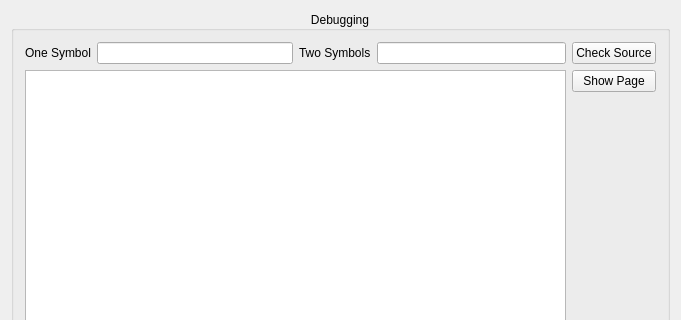
Before: the Qt Designer form src/alkonlinequotesdebug.ui in KDE/alkimia, drawn with Qt 5; both pictures show x 0 to 681 and y 0 to 320 of the 681 by 1462 pixel window.
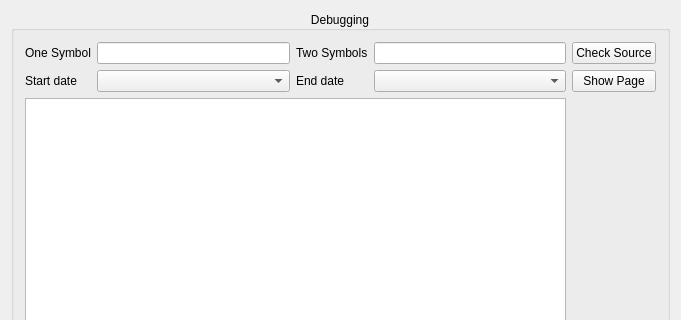
After: the same form once the commit is applied. Icons and pictures are not drawn. Custom widgets are drawn as their Qt base class.

Commit message: onlinequoteeditor: add selecting a date range for csv online quotes

Patch:
```diff
--- a/src/alkonlinequotesdebug.ui
+++ b/src/alkonlinequotesdebug.ui
@@ -28,47 +28,28 @@
      <property name="alignment">
       <set>Qt::AlignCenter</set>
      </property>
-     <layout class="QHBoxLayout" name="horizontalLayout_6">
-      <item>
-       <layout class="QVBoxLayout" name="verticalLayout_5">
-        <item>
-         <layout class="QHBoxLayout" name="horizontalLayout_5">
-          <item>
-           <layout class="QHBoxLayout" name="horizontalLayout_4">
-            <item>
+     <layout class="QGridLayout" name="gridLayout">
+      <item row="0" column="0" colspan="2">
              <widget class="QLabel" name="label">
               <property name="text">
                <string>One Symbol</string>
               </property>
              </widget>
             </item>
-            <item>
+      <item row="0" column="2">
              <widget class="QLineEdit" name="m_checkSymbol"/>
             </item>
-           </layout>
-          </item>
-          <item>
-           <layout class="QHBoxLayout" name="horizontalLayout_3">
-            <item>
+      <item row="0" column="3">
              <widget class="QLabel" name="label_2">
               <property name="text">
                <string>Two Symbols</string>
               </property>
              </widget>
             </item>
-            <item>
+      <item row="0" column="4">
              <widget class="QLineEdit" name="m_checkSymbol2"/>
             </item>
-           </layout>
-          </item>
-         </layout>
-        </item>
-        <item>
-         <widget class="KTextEdit" name="m_logWindow"/>
-        </item>
-       </layout>
-      </item>
-      <item>
+      <item row="0" column="5" rowspan="3">
        <layout class="QVBoxLayout" name="verticalLayout_2">
         <item>
          <widget class="AlkPushButton" name="m_checkButton">
@@ -103,6 +84,29 @@
         </item>
        </layout>
       </item>
+      <item row="1" column="0">
+       <widget class="QLabel" name="m_startDateLabel">
+        <property name="text">
+         <string>Start date</string>
+        </property>
+       </widget>
+      </item>
+      <item row="2" column="0" colspan="5">
+       <widget class="KTextEdit" name="m_logWindow"/>
+      </item>
+      <item row="1" column="3">
+       <widget class="QLabel" name="m_endDateLabel">
+        <property name="text">
+         <string>End date</string>
+        </property>
+       </widget>
+      </item>
+      <item row="1" column="2">
+       <widget class="KDateComboBox" name="m_startDateEdit"/>
+      </item>
+      <item row="1" column="4">
+       <widget class="KDateComboBox" name="m_endDateEdit"/>
+      </item>
      </layout>
     </widget>
    </item>
@@ -110,6 +114,16 @@
  </widget>
  <layoutdefault spacing="6" margin="11"/>
  <customwidgets>
+  <customwidget>
+   <class>KDateComboBox</class>
+   <extends>KComboBox</extends>
+   <header>kdatecombobox.h</header>
+  </customwidget>
+  <customwidget>
+   <class>KComboBox</class>
+   <extends>QComboBox</extends>
+   <header>kcombobox.h</header>
+  </customwidget>
   <customwidget>
    <class>KTextEdit</class>
    <extends>QTextEdit</extends>
```
Left out of the diff: 3 changed lines with no effect on the pictures. Lines whose indentation alone changed are shown as unchanged. The commit also changes 1 other file.
